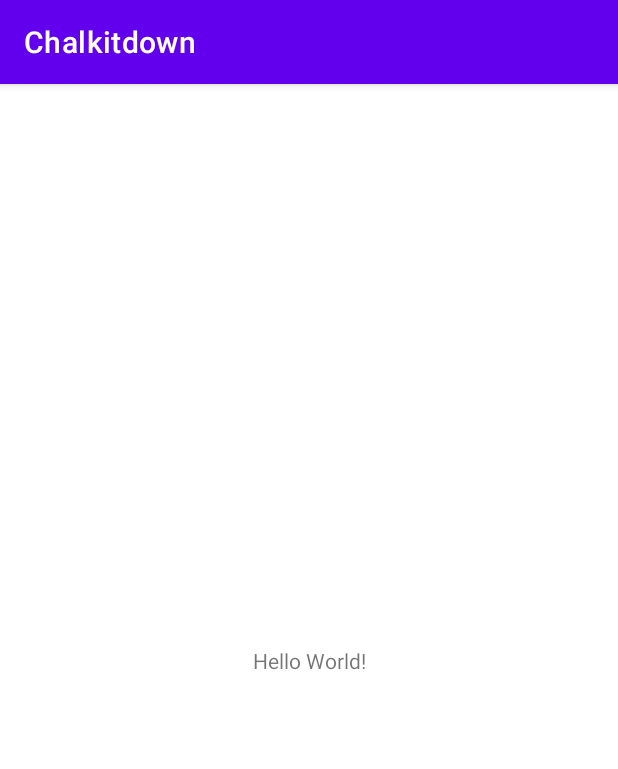
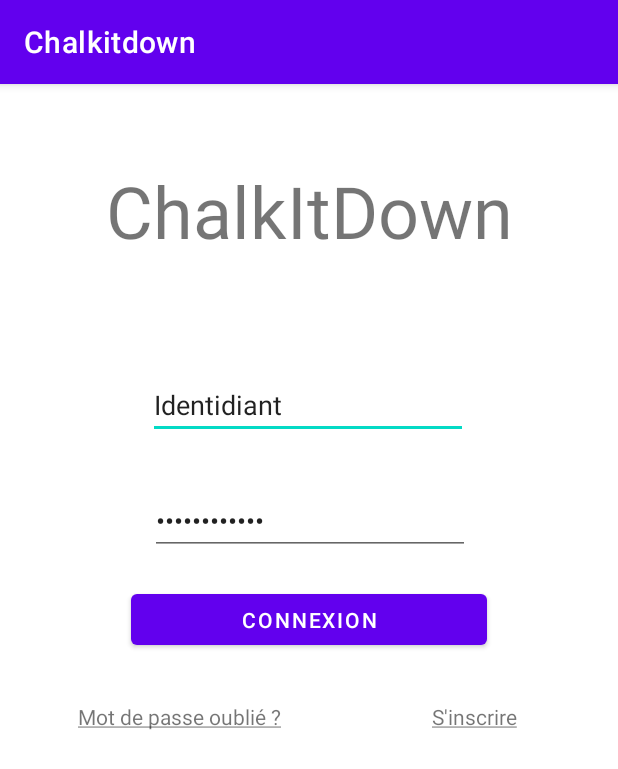
Before and after one commit to soupapoule/Chalkitdown, an Android app: the screen it shows after launch (MainActivity), on a phone screen of 412 x 824 dp. Shown: the top 769 px of the screen. Run offline under Robolectric (Android 15) with nearby library versions, the phone set to English and light mode, and no system bars.

Commit message:
hé y morche

```diff
--- a/app/build.gradle
+++ b/app/build.gradle
@@ -33,7 +33,8 @@ dependencies {
     implementation 'androidx.appcompat:appcompat:1.4.2'
     implementation 'com.google.android.material:material:1.6.1'
     implementation 'androidx.constraintlayout:constraintlayout:2.1.4'
-    implementation 'com.google.firebase:firebase-auth:19.2.0'
+    implementation 'com.google.firebase:firebase-auth:21.0.5'
+    implementation 'com.google.firebase:firebase-database:20.0.5'
     testImplementation 'junit:junit:4.13.2'
     androidTestImplementation 'androidx.test.ext:junit:1.1.3'
     androidTestImplementation 'androidx.test.espresso:espresso-core:3.4.0'
--- a/app/src/main/AndroidManifest.xml
+++ b/app/src/main/AndroidManifest.xml
@@ -14,6 +14,9 @@
         android:theme="@style/Theme.Chalkitdown"
         tools:targetApi="31">
         <activity
+            android:name=".UsersRegister"
+            android:exported="false" />
+        <activity
             android:name=".MainActivity"
             android:exported="true">
             <intent-filter>
--- a/app/src/main/java/com/example/chalkitdown/MainActivity.java
+++ b/app/src/main/java/com/example/chalkitdown/MainActivity.java
@@ -2,13 +2,38 @@ package com.example.chalkitdown;
 
 import androidx.appcompat.app.AppCompatActivity;
 
+import android.content.Intent;
 import android.os.Bundle;
+import android.view.View;
+import android.widget.TextView;
 
-public class MainActivity extends AppCompatActivity {
+public class MainActivity extends AppCompatActivity implements View.OnClickListener {
+
+    private TextView loginButton;
+    private TextView registerButton;
+    private TextView forgottenButton;
 
     @Override
     protected void onCreate(Bundle savedInstanceState) {
         super.onCreate(savedInstanceState);
-        setContentView(R.layout.activity_main);
+        setContentView(R.layout.loginuser);
+
+        loginButton = (TextView) findViewById(R.id.buttonConnexion);
+        loginButton.setOnClickListener(this);
+
+        registerButton = (TextView) findViewById(R.id.textRegister);
+        registerButton.setOnClickListener(this);
+
+        forgottenButton = (TextView) findViewById(R.id.textForgotPassword);
+        forgottenButton.setOnClickListener(this);
+    }
+
+    @Override
+    public void onClick(View view) {
+        switch(view.getId()){
+            case R.id.textRegister:
+                startActivity(new Intent(this, UsersRegister.class));
+                break;
+        }
     }
 }
--- a/app/src/main/res/layout/loginuser.xml
+++ b/app/src/main/res/layout/loginuser.xml
@@ -7,36 +7,71 @@
 
     <TextView
         android:id="@+id/textTitle"
-        android:layout_width="167dp"
-        android:layout_height="39dp"
+        android:layout_width="335dp"
+        android:layout_height="87dp"
         android:layout_marginTop="52dp"
-        android:text="ChalkItDown"
+        android:text="@string/app_title"
         android:textAlignment="center"
-        android:textSize="24sp"
+        android:textSize="48sp"
         app:layout_constraintEnd_toEndOf="parent"
         app:layout_constraintStart_toStartOf="parent"
         app:layout_constraintTop_toTopOf="parent" />
 
     <EditText
-        android:id="@+id/editTextTextPersonName"
+        android:id="@+id/editTextLastName"
         android:layout_width="wrap_content"
         android:layout_height="wrap_content"
-        android:layout_marginTop="68dp"
+        android:layout_marginTop="52dp"
         android:ems="10"
         android:inputType="textPersonName"
-        android:text="Name"
+        android:text="Identidiant"
         app:layout_constraintEnd_toEndOf="parent"
         app:layout_constraintHorizontal_bias="0.497"
         app:layout_constraintStart_toStartOf="parent"
         app:layout_constraintTop_toBottomOf="@+id/textTitle" />
 
-    <EditText
-        android:id="@+id/editTextTextPassword"
+        <EditText
+            android:id="@+id/editTextConfirmPassword"
+            android:layout_width="wrap_content"
+            android:layout_height="wrap_content"
+            android:layout_marginStart="100dp"
+            android:layout_marginTop="32dp"
+            android:ems="10"
+            android:inputType="textPassword"
+            android:text="Mot de passe"
+            app:layout_constraintStart_toStartOf="parent"
+            app:layout_constraintTop_toBottomOf="@+id/editTextLastName" />
+
+    <TextView
+        android:id="@+id/textForgotPassword"
         android:layout_width="wrap_content"
         android:layout_height="wrap_content"
-        android:ems="10"
-        android:inputType="textPassword"
-        tools:layout_editor_absoluteX="100dp"
-        tools:layout_editor_absoluteY="242dp" />
+        android:layout_marginTop="32dp"
+        android:text="@string/forgotPasswordText"
+        app:layout_constraintEnd_toEndOf="parent"
+        app:layout_constraintHorizontal_bias="0.189"
+        app:layout_constraintStart_toStartOf="parent"
+        app:layout_constraintTop_toBottomOf="@+id/buttonConnexion" />
+
+    <Button
+        android:id="@+id/buttonConnexion"
+        android:layout_width="237dp"
+        android:layout_height="46dp"
+        android:layout_marginTop="20dp"
+        android:text="Connexion"
+        app:layout_constraintEnd_toEndOf="parent"
+        app:layout_constraintStart_toStartOf="parent"
+        app:layout_constraintTop_toBottomOf="@+id/editTextConfirmPassword" />
+
+    <TextView
+        android:id="@+id/textRegister"
+        android:layout_width="wrap_content"
+        android:layout_height="wrap_content"
+        android:layout_marginTop="32dp"
+        android:text="@string/registerText"
+        app:layout_constraintEnd_toEndOf="parent"
+        app:layout_constraintHorizontal_bias="0.81"
+        app:layout_constraintStart_toStartOf="parent"
+        app:layout_constraintTop_toBottomOf="@+id/buttonConnexion" />
 
 </androidx.constraintlayout.widget.ConstraintLayout>
--- a/app/src/main/res/values/strings.xml
+++ b/app/src/main/res/values/strings.xml
@@ -1,3 +1,7 @@
 <resources>
     <string name="app_name">Chalkitdown</string>
+    <string name="app_title">ChalkItDown</string>
+    <string name="forgotPasswordText"><u>Mot de passe oublié ?</u></string>
+    <string name="registerText"><u>S\'inscrire</u></string>
+    <string name="registerButton">S\'inscrire</string>
 </resources>
--- a/build.gradle
+++ b/build.gradle
@@ -1,6 +1,6 @@
 buildscript {
     dependencies {
-        classpath 'com.google.gms:google-services:4.3.3'
+        classpath 'com.google.gms:google-services:4.3.10'
     }
 }// Top-level build file where you can add configuration options common to all sub-projects/modules.
 plugins {
```
Also changed, not shown: app/src/main/java/com/example/chalkitdown/User.java (added, +33 -0 lines), app/src/main/java/com/example/chalkitdown/UsersRegister.java (added, +151 -0 lines), app/src/main/res/layout/activity_users_register.xml (added, +108 -0 lines), app/src/main/res/layout/forgottenpassword.xml (added, +50 -0 lines).
